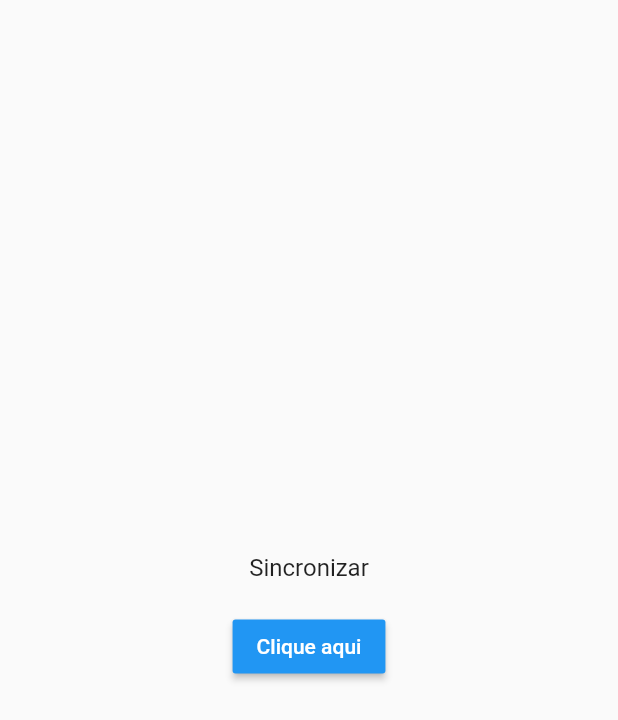
After one commit to moraiscristiano/pesquisei, a Flutter app: the SincronizePage screen opened directly, on a phone screen of 412 x 824 dp. The commit adds this screen. Shown: the top 720 px of the screen. Run offline on Flutter 3.47's test engine with Material 2 defaults, Android fonts, the phone set to English and light mode, and no system bars; our stand-ins replace dio, sqflite; accounts and stored records are empty; network calls fail.

Commit message:
Add http Dio request, sincronize cidade incompleto

```diff
--- /dev/null
+++ b/lib/dto/cidadeDto.dart
@@ -0,0 +1,20 @@
+import 'package:flutter_crud/models/cidade.dart';
+
+class CidadeDTO {
+  int id;
+  String nome;
+  String estadosigla;
+
+  CidadeDTO({this.id, this.nome, this.estadosigla});
+
+  factory CidadeDTO.fromJson(Map<String, dynamic> json) {
+    return new CidadeDTO(
+        id: json['id'],
+        nome: json['nome'].toString(),
+        estadosigla: json['estadosigla'].toString());
+  }
+
+  Cidade DtoToModel(CidadeDTO dto) {
+    return new Cidade(dto.id, dto.nome, dto.estadosigla);
+  }
+}
--- a/lib/main.dart
+++ b/lib/main.dart
@@ -7,7 +7,7 @@ class MyApp extends StatelessWidget {
   @override
   Widget build(BuildContext context) {
     return MaterialApp(
-      title: 'Flutter Demo',
+      title: 'Perguntei',
       theme: ThemeData(
         primarySwatch: Colors.blue,
       ),
--- a/lib/models/cidade.dart
+++ b/lib/models/cidade.dart
@@ -1,15 +1,15 @@
 class Cidade {
   int id;
   String nome;
-  String estado_sigla;
+  String estadosigla;
 
-  Cidade(this.id, this.nome, this.estado_sigla);
+  Cidade(this.id, this.nome, this.estadosigla);
 
   Map<String, dynamic> toMap() {
     var map = <String, dynamic>{
       'id': id,
       'nome': nome,
-      'estado_sigla': estado_sigla,
+      'estadosigla': estadosigla,
     };
 
     return map;
@@ -18,6 +18,6 @@ class Cidade {
   Cidade.fromMap(Map<String, dynamic> map) {
     id = map['id'];
     nome = map['nome'];
-    estado_sigla = map['estado_sigla'];
+    estadosigla = map['estadosigla'];
   }
 }
--- /dev/null
+++ b/lib/utils/Strings.dart
@@ -0,0 +1,4 @@
+class Strings {
+  static const String BASE_URL_SERVER = "https://run.mocky.io/v3";
+  static const String GET_ALL_CIDADES_FROM_SERVER = "/7efacdfd-9b21-4a24-8f61-4d40cd76b402";
+}
--- a/lib/utils/db_helper.dart
+++ b/lib/utils/db_helper.dart
@@ -1,4 +1,3 @@
-import 'package:flutter_crud/models/cidade.dart';
 import 'package:sqflite/sqflite.dart'; //sqflite package
 import 'package:path_provider/path_provider.dart'; //path_provider package
 import 'package:path/path.dart'; //used to join paths
@@ -30,10 +29,10 @@ class DBHelper {
   _onCreate(Database db, int version) async {
     // Cidade
     await db
-        .execute("CREATE TABLE Cidade (id INTEGER PRIMARY KEY, nome TEXT, estadoSigla TEXT)");
+        .execute("CREATE TABLE Cidade (id INTEGER PRIMARY KEY, nome TEXT, estadosigla TEXT)");
     // Bairro
     await db
-        .execute("CREATE TABLE Bairro (id INTEGER PRIMARY KEY, nome TEXT, id_cidade INTEGER,  FOREIGN KEY (id_cidade) REFERENCES tbl_cidade(id))");
+        .execute("CREATE TABLE Bairro (id INTEGER PRIMARY KEY, nome TEXT, idcidade INTEGER)");
   }
 
 
--- /dev/null
+++ b/lib/views/sincronize/sincronize.dart
@@ -0,0 +1,43 @@
+import 'package:flutter/material.dart';
+import 'package:flutter_crud/data/sincronize.dart';
+
+
+class SincronizePage extends StatefulWidget {
+  SincronizePage({Key key, this.title}) : super(key: key);
+  final String title;
+
+  @override
+  _SincronizePageState createState() => _SincronizePageState();
+}
+
+class _SincronizePageState extends State<SincronizePage> {
+
+  @override
+  Widget build(BuildContext context) {
+    return Scaffold(
+
+      body: Center(
+        child: Column(
+          mainAxisAlignment: MainAxisAlignment.center,
+          children: <Widget>[
+            Text(
+              'Sincronizar\n',
+              style: TextStyle(
+                fontSize: 16.0,
+              ),
+            ),
+            RaisedButton(
+              onPressed: (){
+                Sincronize().SincronizarCidades();
+                print("clicou");
+              },
+              color: Colors.blue,
+              textColor: Colors.white,
+              child: Text ('Clique aqui'),
+            )
+          ],
+        ),
+      ),
+    );
+  }
+}
```
Also changed, not shown: lib/data/dummy_users.dart (deleted, +0 -16 lines), lib/data/sincronize.dart (added, +63 -0 lines), lib/models/bairro.dart (+13 -4 lines), lib/models/user.dart (deleted, +0 -15 lines), lib/provider/cidade_provider.dart (added, +76 -0 lines), lib/provider/cidades.dart (deleted, +0 -41 lines), lib/provider/users.dart (deleted, +0 -61 lines), lib/views/cidade/cidade_list.dart (+9 -10 lines), lib/views/home/home.dart (+12 -11 lines), pubspec.yaml (+4 -3 lines), pubspec.lock, 10 other files.
